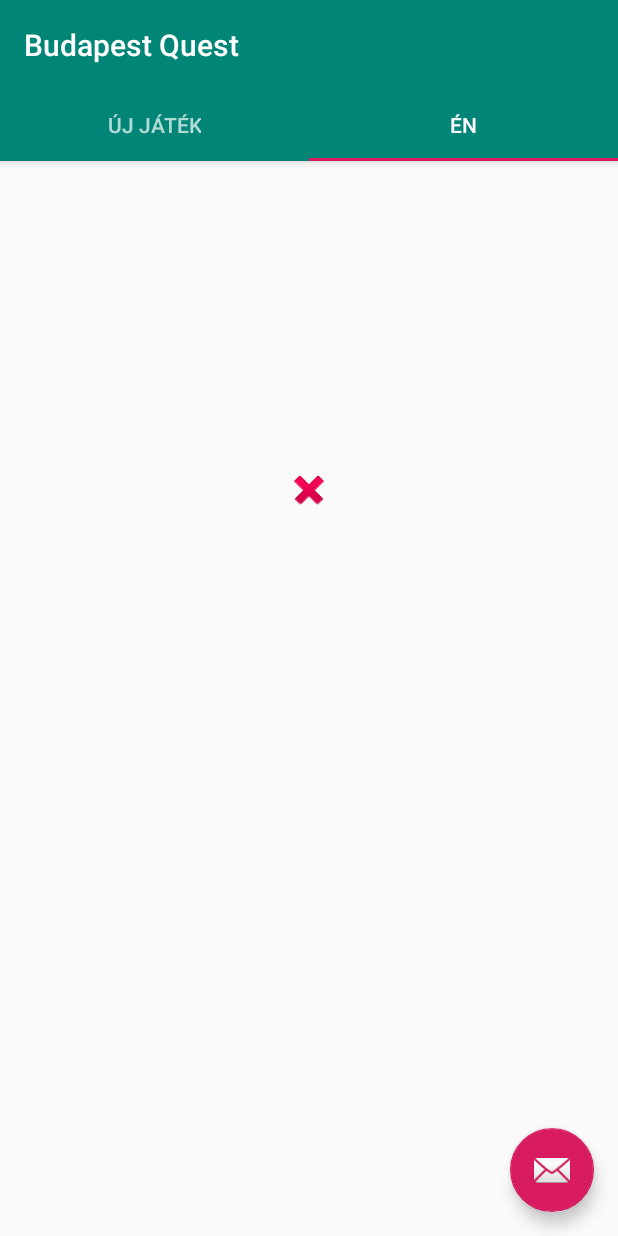
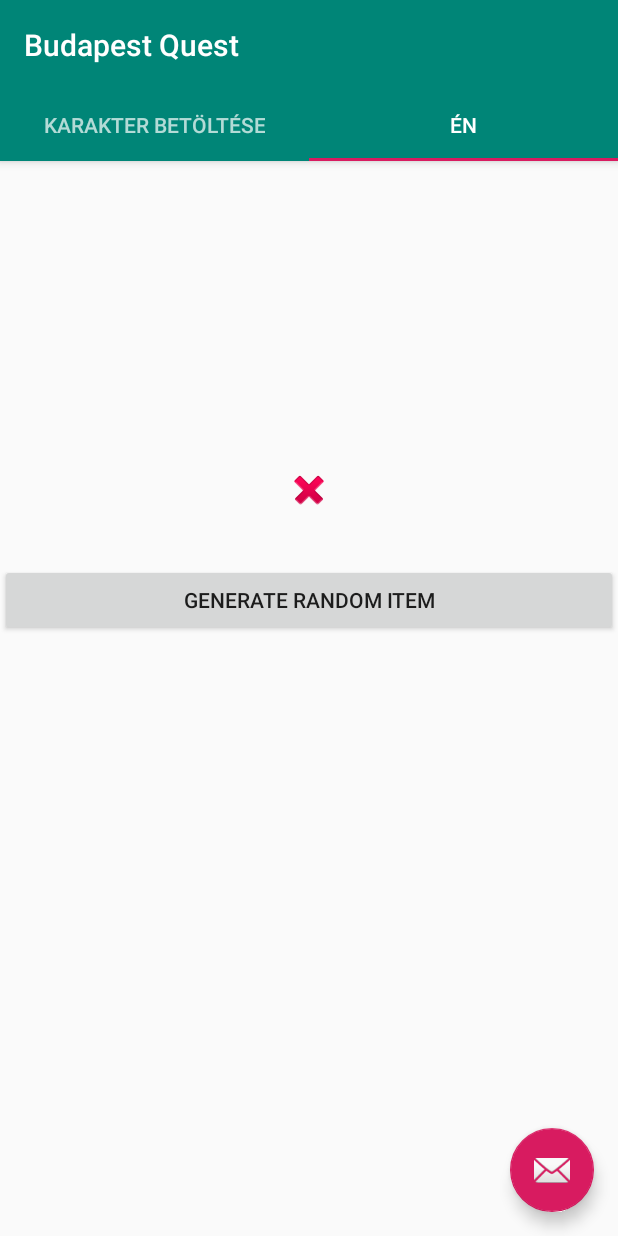
Before and after one commit to Kikikan/BudapestQuest, an Android app: the screen it shows after launch (MainActivity), tab 2 chosen, on a phone screen of 412 x 824 dp. Run offline under Robolectric (Android 15) with nearby library versions, the phone set to English and light mode, and no system bars.

Commit message:
A TF már TE egy ideje + Hozzáadtam egy tesztgombot az Item generátor miatt

```diff
--- a/app/src/main/res/layout/tab1.xml
+++ b/app/src/main/res/layout/tab1.xml
@@ -7,7 +7,7 @@
         android:id="@+id/newGameText"
         android:layout_width="match_parent"
         android:layout_height="wrap_content"
-        android:text="@string/tab_text_1"
+        android:text="@string/tab_text_main"
         android:textAlignment="center"
         android:textSize="36sp"
         android:textStyle="bold" />
--- a/app/src/main/res/layout/tab2.xml
+++ b/app/src/main/res/layout/tab2.xml
@@ -65,6 +65,14 @@
                 android:layout_height="wrap_content"
                 app:srcCompat="@android:drawable/ic_delete" />
 
+            <Button
+                android:layout_marginTop="50px"
+                android:id="@+id/genrndit"
+                android:layout_width="match_parent"
+                android:layout_height="wrap_content"
+                android:onClick="RandItemGen"
+                android:text="Generate Random Item" />
+
         </LinearLayout>
     </ScrollView>
 
--- a/app/src/main/res/values/strings.xml
+++ b/app/src/main/res/values/strings.xml
@@ -1,6 +1,6 @@
 <resources>
     <string name="app_name">Budapest Quest</string>
-    <string name="tab_text_1">Új játék</string>
+    <string name="tab_text_1">Karakter betöltése</string>
     <string name="tab_text_2">Én</string>
     <string name="switch1_text">Hoszt</string>
     <string name="kaszt1">Buda (+3 Védekezési Pont)</string>
@@ -8,7 +8,8 @@
     <string name="uni1">ELTE (12,5% eséllyel kap el az ellenőr)</string>
     <string name="uni2">BME (munkánál nem marad ki egy körből)</string>
     <string name="uni3">Corvinus (-20% a boltban)</string>
-    <string name="uni4">TF (8 alkalommal 8 oldalú kockával dobhat)</string>
+    <string name="uni4">TE (8 alkalommal 8 oldalú kockával dobhat)</string>
     <string name="low_storage_error">Alacsony tárhely.</string>
     <string name="no_camera_permission">Nincs jogom használni a kamerát.</string>
+    <string name="tab_text_main">Új karakter</string>
 </resources>
```
